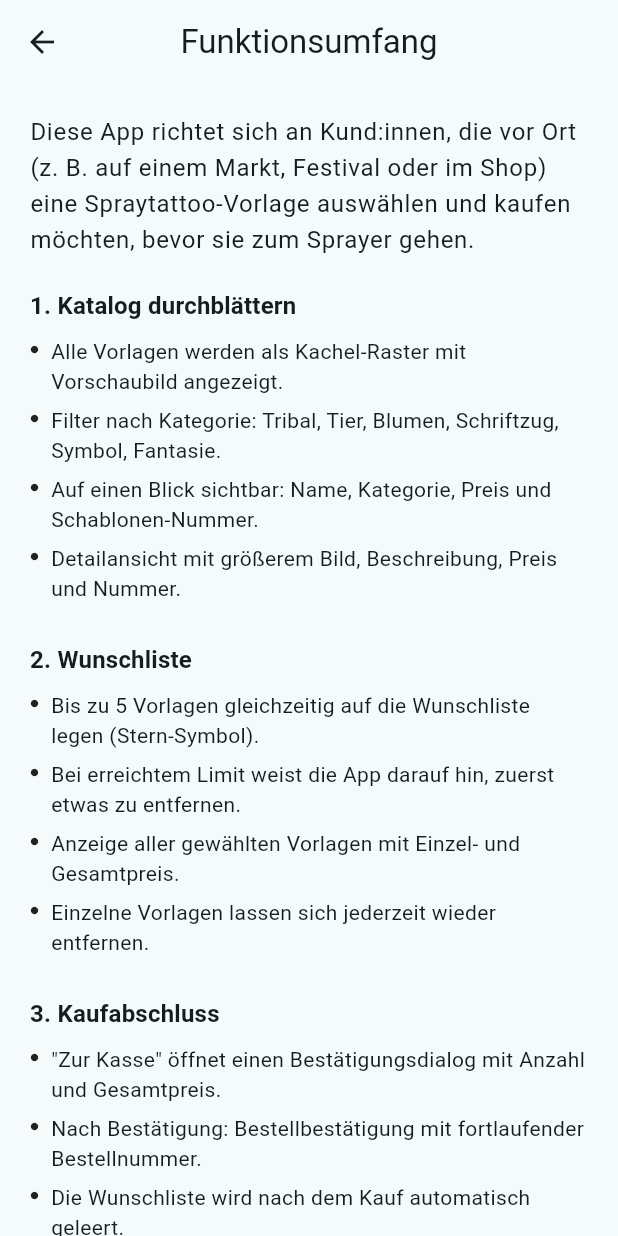
After one commit to carstenroesner/spraytattoo_katalog, a Flutter app: the FeatureOverviewScreen screen opened directly, on a phone screen of 412 x 824 dp. The commit adds this screen. Run offline on Flutter 3.47's test engine with Material 3 defaults, Android fonts, the phone set to English and light mode, and no system bars.

Commit message:
Add Funktionsumfang doc and in-app feature overview screen

```diff
--- /dev/null
+++ b/lib/content/feature_overview_content.dart
@@ -0,0 +1,65 @@
+/// Inhalt für den "Funktionsumfang"-Screen in der App.
+///
+/// Fachlich deckungsgleich mit FUNKTIONSUMFANG.md im Projekt-Root — Änderungen
+/// bitte an beiden Stellen nachziehen.
+class FeatureSection {
+  final String title;
+  final List<String> points;
+
+  const FeatureSection({required this.title, required this.points});
+}
+
+const String featureOverviewIntro =
+    'Diese App richtet sich an Kund:innen, die vor Ort (z. B. auf einem Markt, '
+    'Festival oder im Shop) eine Spraytattoo-Vorlage auswählen und kaufen '
+    'möchten, bevor sie zum Sprayer gehen.';
+
+const List<FeatureSection> featureOverviewSections = [
+  FeatureSection(
+    title: '1. Katalog durchblättern',
+    points: [
+      'Alle Vorlagen werden als Kachel-Raster mit Vorschaubild angezeigt.',
+      'Filter nach Kategorie: Tribal, Tier, Blumen, Schriftzug, Symbol, Fantasie.',
+      'Auf einen Blick sichtbar: Name, Kategorie, Preis und Schablonen-Nummer.',
+      'Detailansicht mit größerem Bild, Beschreibung, Preis und Nummer.',
+    ],
+  ),
+  FeatureSection(
+    title: '2. Wunschliste',
+    points: [
+      'Bis zu 5 Vorlagen gleichzeitig auf die Wunschliste legen (Stern-Symbol).',
+      'Bei erreichtem Limit weist die App darauf hin, zuerst etwas zu entfernen.',
+      'Anzeige aller gewählten Vorlagen mit Einzel- und Gesamtpreis.',
+      'Einzelne Vorlagen lassen sich jederzeit wieder entfernen.',
+    ],
+  ),
+  FeatureSection(
+    title: '3. Kaufabschluss',
+    points: [
+      '"Zur Kasse" öffnet einen Bestätigungsdialog mit Anzahl und Gesamtpreis.',
+      'Nach Bestätigung: Bestellbestätigung mit fortlaufender Bestellnummer.',
+      'Die Wunschliste wird nach dem Kauf automatisch geleert.',
+    ],
+  ),
+  FeatureSection(
+    title: '4. Schablonen-Nummer',
+    points: [
+      'Jede Vorlage hat eine eindeutige Schablonen-Nummer (z. B. SPT-007).',
+      'Sichtbar im Katalog, in der Detailansicht und auf der Bestellbestätigung.',
+      'Zweck: Der Sprayer findet damit die passende physische Schablone.',
+    ],
+  ),
+  FeatureSection(
+    title: '5. Diese Übersicht',
+    points: [
+      'Über das Menü (⋮) auf dem Katalog-Bildschirm erreichbar.',
+      'Zeigt denselben Funktionsumfang wie FUNKTIONSUMFANG.md im Repository.',
+    ],
+  ),
+];
+
+const List<String> featureOverviewKnownLimitations = [
+  'Vorschaubilder sind aktuell farbige Platzhalter mit Kategorie-Icon.',
+  'Der Katalog besteht aus 16 Beispiel-Vorlagen (Mock-Daten), noch kein Backend.',
+  'Der Kaufabschluss ist simuliert, es gibt noch keine echte Zahlungsabwicklung.',
+];
--- a/lib/screens/catalog_screen.dart
+++ b/lib/screens/catalog_screen.dart
@@ -3,6 +3,7 @@ import 'package:flutter/material.dart';
 import '../models/mock_catalog.dart';
 import '../models/tattoo_template.dart';
 import '../widgets/template_card.dart';
+import 'feature_overview_screen.dart';
 import 'template_detail_screen.dart';
 
 /// Durchblätterbarer Katalog aller Spraytattoo-Vorlagen als Thumbnail-Grid,
@@ -29,7 +30,30 @@ class _CatalogScreenState extends State<CatalogScreen> {
     final templates = _filteredCatalog;
 
     return Scaffold(
-      appBar: AppBar(title: const Text('Vorlagen-Katalog')),
+      appBar: AppBar(
+        title: const Text('Vorlagen-Katalog'),
+        actions: [
+          PopupMenuButton<String>(
+            onSelected: (value) {
+              if (value == 'funktionsumfang') {
+                Navigator.of(context).push(
+                  MaterialPageRoute(builder: (_) => const FeatureOverviewScreen()),
+                );
+              }
+            },
+            itemBuilder: (context) => const [
+              PopupMenuItem(
+                value: 'funktionsumfang',
+                child: ListTile(
+                  leading: Icon(Icons.info_outline),
+                  title: Text('Funktionsumfang'),
+                  contentPadding: EdgeInsets.zero,
+                ),
+              ),
+            ],
+          ),
+        ],
+      ),
       body: Column(
         children: [
           SizedBox(
--- /dev/null
+++ b/lib/screens/feature_overview_screen.dart
@@ -0,0 +1,72 @@
+import 'package:flutter/material.dart';
+
+import '../content/feature_overview_content.dart';
+
+/// Zeigt den Funktionsumfang der App an — inhaltlich deckungsgleich mit
+/// FUNKTIONSUMFANG.md im Repository.
+class FeatureOverviewScreen extends StatelessWidget {
+  const FeatureOverviewScreen({super.key});
+
+  @override
+  Widget build(BuildContext context) {
+    final textTheme = Theme.of(context).textTheme;
+
+    return Scaffold(
+      appBar: AppBar(title: const Text('Funktionsumfang')),
+      body: ListView(
+        padding: const EdgeInsets.all(20),
+        children: [
+          Text(featureOverviewIntro, style: textTheme.bodyLarge),
+          const SizedBox(height: 20),
+          for (final section in featureOverviewSections) ...[
+            Text(
+              section.title,
+              style: textTheme.titleMedium?.copyWith(fontWeight: FontWeight.bold),
+            ),
+            const SizedBox(height: 8),
+            for (final point in section.points) _BulletPoint(text: point),
+            const SizedBox(height: 20),
+          ],
+          Text(
+            'Aktueller Stand / bekannte Einschränkungen',
+            style: textTheme.titleMedium?.copyWith(fontWeight: FontWeight.bold),
+          ),
+          const SizedBox(height: 8),
+          for (final point in featureOverviewKnownLimitations) _BulletPoint(text: point),
+          const SizedBox(height: 8),
+          Padding(
+            padding: const EdgeInsets.only(top: 4),
+            child: Text(
+              'Automatisch aktualisierte Web-Vorschau: '
+              'carstenroesner.github.io/spraytattoo_katalog',
+              style: textTheme.bodySmall?.copyWith(color: Colors.grey[600]),
+            ),
+          ),
+        ],
+      ),
+    );
+  }
+}
+
+class _BulletPoint extends StatelessWidget {
+  final String text;
+
+  const _BulletPoint({required this.text});
+
+  @override
+  Widget build(BuildContext context) {
+    return Padding(
+      padding: const EdgeInsets.only(bottom: 6),
+      child: Row(
+        crossAxisAlignment: CrossAxisAlignment.start,
+        children: [
+          const Padding(
+            padding: EdgeInsets.only(top: 6, right: 8),
+            child: Icon(Icons.circle, size: 6),
+          ),
+          Expanded(child: Text(text, style: Theme.of(context).textTheme.bodyMedium)),
+        ],
+      ),
+    );
+  }
+}
```
Also changed, not shown: 1 other file.
